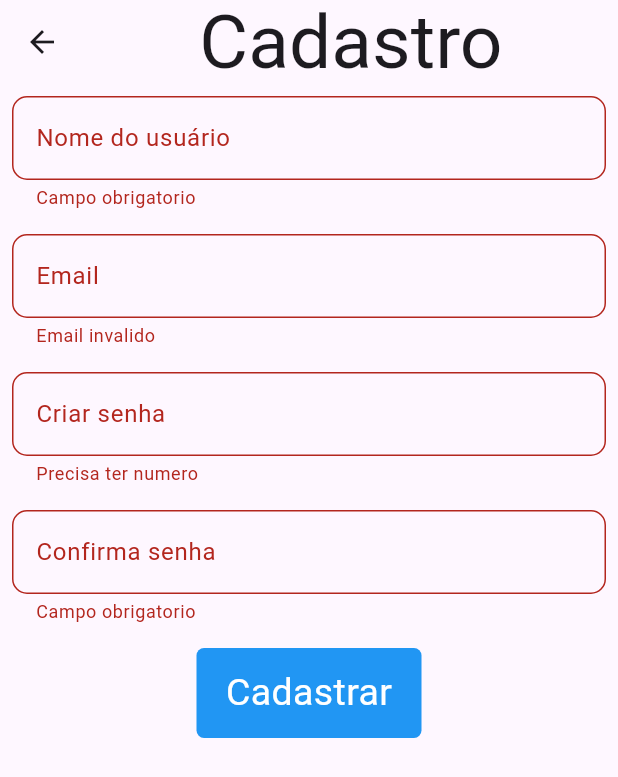
After one commit to Zaqueu-Dev-Dias/flutter_quiz, a Flutter app: the Cadastroview screen opened directly, after a tap on "Cadastrar", on a phone screen of 412 x 824 dp. The commit adds this screen. Shown: the top 777 px of the screen. Run offline on Flutter 3.47's test engine with Material 3 defaults, Android fonts, the phone set to English and light mode, and no system bars; our stand-ins replace sqflite; accounts and stored records are empty.

Commit message:
alterações

```diff
--- /dev/null
+++ b/pasta_app/lib/autenticacao/autenticarviewmodel.dart
@@ -0,0 +1,53 @@
+class AutenticarVM{
+  String compararsenha = '';
+
+  String? validarusuario(String? valor){
+    if(valor == null || valor.isEmpty){
+      return 'Campo obrigatorio';
+    }else{
+      return null;
+    }
+  }
+
+  String? validaremail(String? valor){
+      if(valor != null && !RegExp(r'^[\w-\.]+@([\w-]+\.)+[\w-]{2,}$',).hasMatch(valor)){
+        return 'Email invalido';
+      }else if(valor == null){
+        return 'Campo obrigatório';
+      }else if(valor != null && valor.isEmpty){
+        return 'Campo obrigatorio';
+      }else{
+        return null;
+      }
+  }
+
+  String? validarsenha(String? valor){
+    if(valor != null && !RegExp(r'\d').hasMatch(valor)){
+      return 'Precisa ter numero';
+    }else if(valor != null && !RegExp(r'[A-Z]').hasMatch(valor)){
+      return 'Precisa ter letras Maiuscula';
+    }else if(valor !=null && !RegExp(r'[!@#$%^&*(),.?":{}|<>]').hasMatch(valor)){
+      return 'Precisa ter simbolos';
+    }else if(valor != null && valor.isEmpty){
+      return 'Campo obrigatorio';
+    }else if(valor == null){
+      return 'Campo obrigatorio';
+    }else{
+      compararsenha = valor;
+      return null;
+    }
+  }
+
+  String? confirmasenha(String? valor){
+    if(valor != null && valor.isEmpty){
+      return 'Campo obrigatorio';
+    }else if(valor == null){
+      return 'Campo obrigatorio';
+    }else if(compararsenha != valor){
+      return 'Senha não esta igual';
+    }else{
+      return null;
+    }
+  }
+
+}
--- /dev/null
+++ b/pasta_app/lib/autenticacao/cadastroview.dart
@@ -0,0 +1,91 @@
+import 'package:flutter/material.dart';
+import 'package:provider/provider.dart';
+
+import 'autenticarviewmodel.dart';
+class Cadastroview extends StatelessWidget {
+  final chave = GlobalKey<FormState>();
+  final capturarusuario = TextEditingController();
+  final capturaremail = TextEditingController();
+  final capturarsenha = TextEditingController();
+  final capturarconfirmasenha = TextEditingController();
+  Cadastroview({super.key});
+
+  @override
+  Widget build(BuildContext context) {
+    return Scaffold(
+      appBar: AppBar(title: Center(child: Text('Cadastro',style: TextStyle(fontSize: 50),))),
+      body: SingleChildScrollView(
+        child: Form(
+          key: chave,
+          autovalidateMode: AutovalidateMode.onUserInteraction,
+          child: Column(
+            children: [
+              Padding(
+                padding: const EdgeInsets.all(8.0),
+                child: TextFormField(
+                  controller: capturarusuario,
+                  validator: context.read<AutenticarVM>().validarusuario,
+                  decoration: InputDecoration(
+                    labelText: 'Nome do usuário',
+                    border: OutlineInputBorder(
+                      borderRadius: BorderRadius.circular(10),
+                      borderSide: BorderSide(color: Colors.black),
+                    ),
+                  ),
+                ),
+              ), // usuario
+              Padding(
+                padding: const EdgeInsets.all(8.0),
+                child: TextFormField(
+                  validator: context.read<AutenticarVM>().validaremail,
+                  controller: capturaremail,
+                  decoration: InputDecoration(
+                    labelText: 'Email',
+                    border: OutlineInputBorder(
+                      borderSide: BorderSide(color: Colors.black),
+                      borderRadius: BorderRadius.circular(10),
+                    ),
+                  ),
+                ),
+              ), // email
+              Padding(
+                padding: const EdgeInsets.all(8.0),
+                child: TextFormField(
+                  validator: context.read<AutenticarVM>().validarsenha,
+                  controller: capturarsenha,
+                  decoration: InputDecoration(
+                    labelText: 'Criar senha',
+                    border: OutlineInputBorder(
+                      borderRadius: BorderRadius.circular(10),
+                      borderSide: BorderSide(color: Colors.black),
+                    ),
+                  ),
+                ),
+              ), // senha
+              Padding(
+                padding: const EdgeInsets.all(8.0),
+                child: TextFormField(
+                  validator: context.read<AutenticarVM>().confirmasenha,
+                  controller: capturarconfirmasenha,
+                  decoration: InputDecoration(
+                    labelText: 'Confirma senha',
+                    border: OutlineInputBorder(
+                      borderRadius: BorderRadius.circular(10),
+                      borderSide: BorderSide(color: Colors.black),
+                    ),
+                  ),
+                ),
+              ), // confirma senha
+              Padding(
+                padding: const EdgeInsets.all(8.0),
+                child: GestureDetector(onTap:(){
+                  final bool vali = chave.currentState!.validate();
+                },child: Container(width: 150,height: 60,decoration: BoxDecoration(color: Colors.blue,borderRadius: BorderRadius.circular(5)),child: Center(child: Text('Cadastrar',style: TextStyle(fontSize: 25,color: Colors.white),)),)),
+              ),
+            ],
+          ),
+        ),
+      ),
+    );
+  }
+}
--- /dev/null
+++ b/pasta_app/lib/modelo_app/repositorio/repositorio1.dart
@@ -0,0 +1,16 @@
+
+import 'package:aplicativo_de_quiz/modelo_app/banco_de_dados/bd_quiz.dart';
+import 'package:sqflite/sqflite.dart';
+
+class Repositorio1{
+    late maedb banco_de_dado;
+
+    Future<int> cadastra({required String nome, required String email, required String senha,})async{
+      if(banco_de_dado.database != null){
+        return await banco_de_dado.database!.insert('tabelaquiz', {'usuario':nome, 'email':email,'senha':senha});
+      }else{
+        await banco_de_dado.inicializardb();
+        return await banco_de_dado.database!.insert('tabelaquiz', {'usuario':nome, 'email':email,'senha':senha});
+      }
+    }
+}
--- a/pasta_app/pubspec.yaml
+++ b/pasta_app/pubspec.yaml
@@ -30,6 +30,9 @@ environment:
 dependencies:
   flutter:
     sdk: flutter
+  provider:
+  sqflite:
+  path:
 
   # The following adds the Cupertino Icons font to your application.
   # Use with the CupertinoIcons class for iOS style icons.
```
Also changed, not shown: pasta_app/lib/main.dart (+11 -1 lines), pasta_app/lib/modelo_app/banco_de_dados/bd_quiz.dart (+25 -0 lines), pasta_app/lib/pastajogar/configurarjogoview.dart (added, +38 -0 lines), pasta_app/lib/modelo_app/repositorio/repositorio2.dart (added), pasta_app/pubspec.lock, 1 other file.
